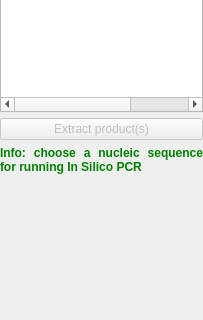
Above: src/plugins/pcr/src/ui/InSilicoPcrOptionPanelWidget.ui from violethaze74/ugene before the change; both pictures show x 0 to 203 and y 240 to 560 of the 203 by 656 pixel window. Below: the same form after it.
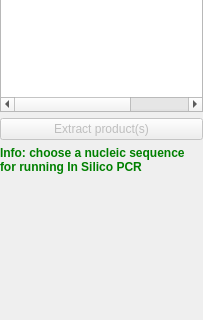
That is the form after the change. Custom widgets are drawn as their Qt base class.

```diff
--- a/src/plugins/pcr/src/ui/InSilicoPcrOptionPanelWidget.ui
+++ b/src/plugins/pcr/src/ui/InSilicoPcrOptionPanelWidget.ui
@@ -266,7 +266,7 @@
       <string>Info: choose a nucleic sequence for running In Silico PCR</string>
      </property>
      <property name="alignment">
-      <set>Qt::AlignJustify|Qt::AlignVCenter</set>
+      <set>Qt::AlignLeading|Qt::AlignLeft|Qt::AlignVCenter</set>
      </property>
      <property name="wordWrap">
       <bool>true</bool>
```
